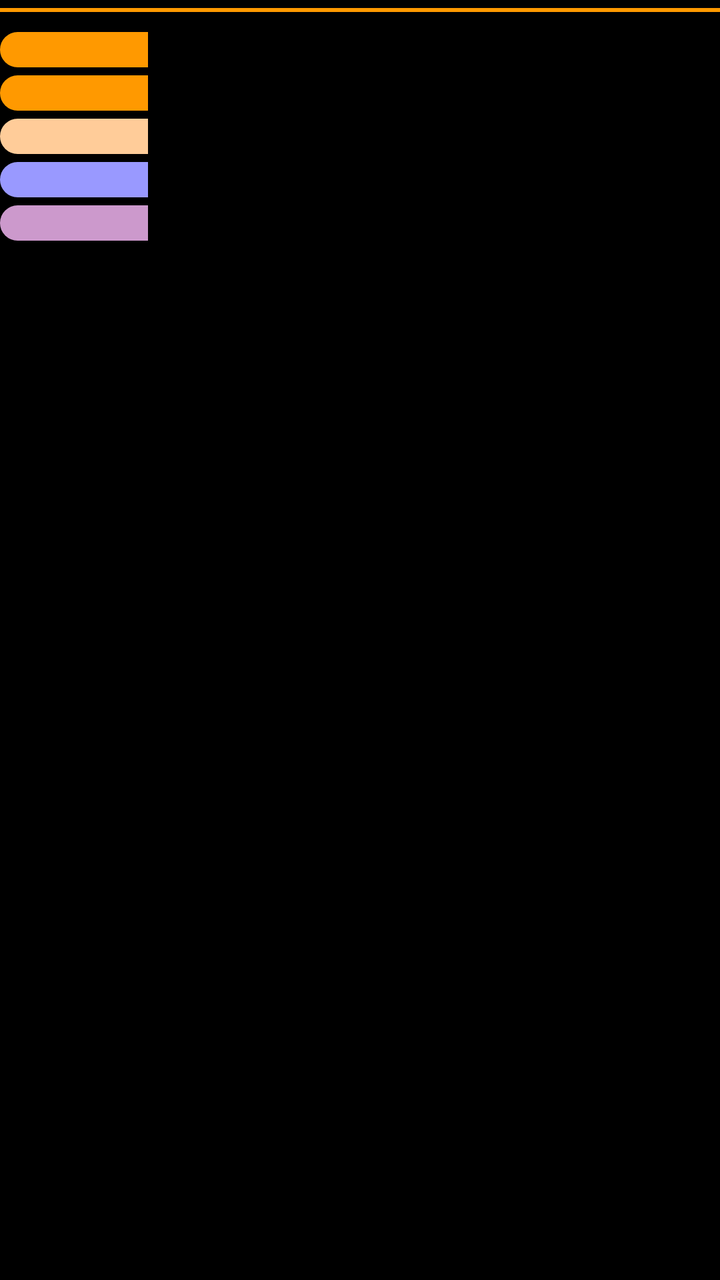
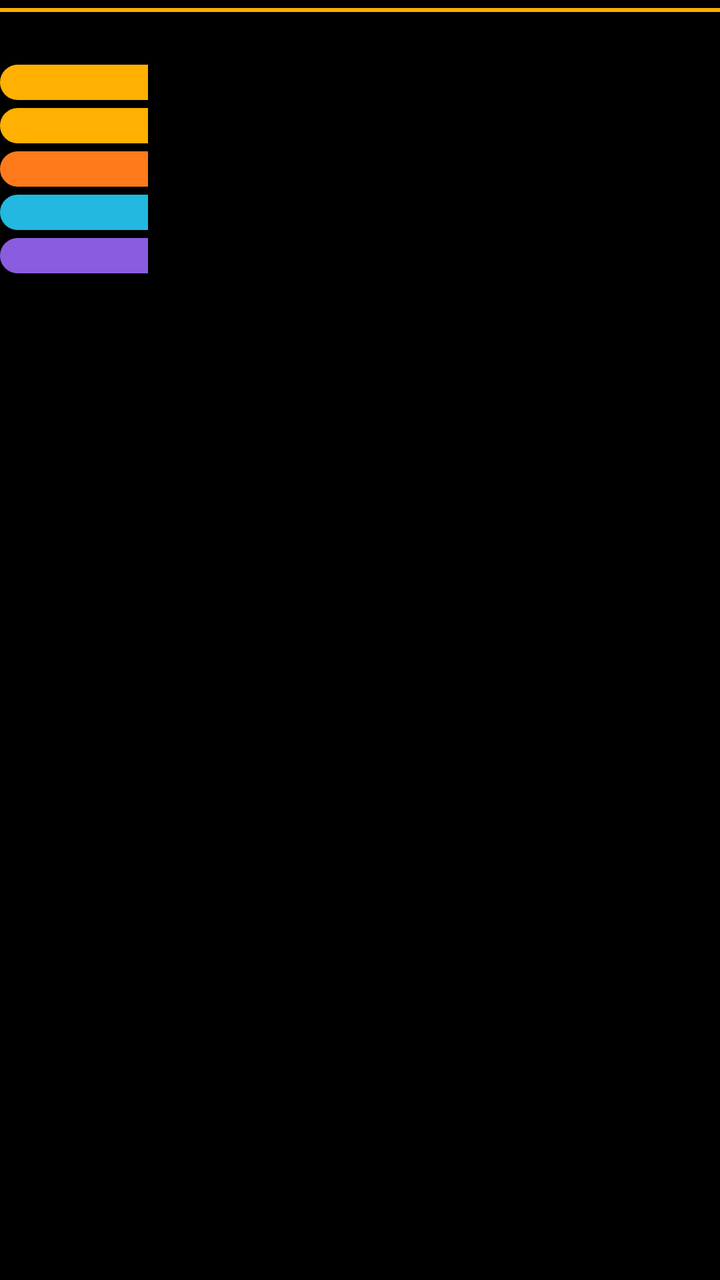

Screens rendered from an Android XML layout before and after an edit, with the pre-edit source and the edit as a unified diff.
<!-- AndroidManifest.xml: application theme Theme.Pulse -->
<!-- res/layout/notification_lcars_big.xml -->
<?xml version="1.0" encoding="utf-8"?>
<LinearLayout xmlns:android="http://schemas.android.com/apk/res/android"
    android:id="@+id/lcars_big_root"
    android:layout_width="match_parent"
    android:layout_height="wrap_content"
    android:orientation="vertical"
    android:paddingTop="4dp"
    android:paddingBottom="4dp">

    
    <ImageView
        android:id="@+id/lcars_rule"
        android:layout_width="match_parent"
        android:layout_height="2dp"
        android:layout_marginBottom="6dp"
        android:importantForAccessibility="no"
        android:background="@color/lcars_row_news" />

    <LinearLayout
        android:id="@+id/lcars_row1"
        android:layout_width="match_parent"
        android:layout_height="wrap_content"
        android:orientation="horizontal"
        android:gravity="center_vertical"
        android:layout_marginTop="4dp">
        <TextView
            android:id="@+id/lcars_row1_tag"
            android:layout_width="74dp"
            android:layout_height="wrap_content"
            android:gravity="center"
            android:paddingTop="2dp"
            android:paddingBottom="2dp"
            android:maxLines="1"
            android:textColor="#000000"
            android:textStyle="bold"
            android:textSize="10sp"
            android:letterSpacing="0.08"
            android:background="@drawable/lcars_tag_news" />
        <TextView
            android:id="@+id/lcars_row1_text"
            android:layout_width="0dp"
            android:layout_height="wrap_content"
            android:layout_weight="1"
            android:layout_marginStart="8dp"
            android:maxLines="2"
            android:ellipsize="end"
            android:textSize="12sp"
            android:textAppearance="@style/TextAppearance.Compat.Notification" />
    </LinearLayout>

    <LinearLayout
        android:id="@+id/lcars_row2"
        android:layout_width="match_parent"
        android:layout_height="wrap_content"
        android:orientation="horizontal"
        android:gravity="center_vertical"
        android:layout_marginTop="4dp">
        <TextView
            android:id="@+id/lcars_row2_tag"
            android:layout_width="74dp"
            android:layout_height="wrap_content"
            android:gravity="center"
            android:paddingTop="2dp"
            android:paddingBottom="2dp"
            android:maxLines="1"
            android:textColor="#000000"
            android:textStyle="bold"
            android:textSize="10sp"
            android:letterSpacing="0.08"
            android:background="@drawable/lcars_tag_news" />
        <TextView
            android:id="@+id/lcars_row2_text"
            android:layout_width="0dp"
            android:layout_height="wrap_content"
            android:layout_weight="1"
            android:layout_marginStart="8dp"
            android:maxLines="2"
            android:ellipsize="end"
            android:textSize="12sp"
            android:textAppearance="@style/TextAppearance.Compat.Notification" />
    </LinearLayout>

    <LinearLayout
        android:id="@+id/lcars_row3"
        android:layout_width="match_parent"
        android:layout_height="wrap_content"
        android:orientation="horizontal"
        android:gravity="center_vertical"
        android:layout_marginTop="4dp">
        <TextView
            android:id="@+id/lcars_row3_tag"
            android:layout_width="74dp"
            android:layout_height="wrap_content"
            android:gravity="center"
            android:paddingTop="2dp"
            android:paddingBottom="2dp"
            android:maxLines="1"
            android:textColor="#000000"
            android:textStyle="bold"
            android:textSize="10sp"
            android:letterSpacing="0.08"
            android:background="@drawable/lcars_tag_markets" />
        <TextView
            android:id="@+id/lcars_row3_text"
            android:layout_width="0dp"
            android:layout_height="wrap_content"
            android:layout_weight="1"
            android:layout_marginStart="8dp"
            android:maxLines="2"
            android:ellipsize="end"
            android:textSize="12sp"
            android:textAppearance="@style/TextAppearance.Compat.Notification" />
    </LinearLayout>

    <LinearLayout
        android:id="@+id/lcars_row4"
        android:layout_width="match_parent"
        android:layout_height="wrap_content"
        android:orientation="horizontal"
        android:gravity="center_vertical"
        android:layout_marginTop="4dp">
        <TextView
            android:id="@+id/lcars_row4_tag"
            android:layout_width="74dp"
            android:layout_height="wrap_content"
            android:gravity="center"
            android:paddingTop="2dp"
            android:paddingBottom="2dp"
            android:maxLines="1"
            android:textColor="#000000"
            android:textStyle="bold"
            android:textSize="10sp"
            android:letterSpacing="0.08"
            android:background="@drawable/lcars_tag_weather" />
        <TextView
            android:id="@+id/lcars_row4_text"
            android:layout_width="0dp"
            android:layout_height="wrap_content"
            android:layout_weight="1"
            android:layout_marginStart="8dp"
            android:maxLines="2"
            android:ellipsize="end"
            android:textSize="12sp"
            android:textAppearance="@style/TextAppearance.Compat.Notification" />
    </LinearLayout>

    <LinearLayout
        android:id="@+id/lcars_row5"
        android:layout_width="match_parent"
        android:layout_height="wrap_content"
        android:orientation="horizontal"
        android:gravity="center_vertical"
        android:layout_marginTop="4dp">
        <TextView
            android:id="@+id/lcars_row5_tag"
            android:layout_width="74dp"
            android:layout_height="wrap_content"
            android:gravity="center"
            android:paddingTop="2dp"
            android:paddingBottom="2dp"
            android:maxLines="1"
            android:textColor="#000000"
            android:textStyle="bold"
            android:textSize="10sp"
            android:letterSpacing="0.08"
            android:background="@drawable/lcars_tag_agenda" />
        <TextView
            android:id="@+id/lcars_row5_text"
            android:layout_width="0dp"
            android:layout_height="wrap_content"
            android:layout_weight="1"
            android:layout_marginStart="8dp"
            android:maxLines="2"
            android:ellipsize="end"
            android:textSize="12sp"
            android:textAppearance="@style/TextAppearance.Compat.Notification" />
    </LinearLayout>
</LinearLayout>
<!-- resources referenced by this layout -->
<resources>
  <color name="lcars_row_news">#FF9900</color>
  <!-- drawable lcars_tag_agenda (drawable) -->
  <?xml version="1.0" encoding="utf-8"?>
  <shape xmlns:android="http://schemas.android.com/apk/res/android" android:shape="rectangle">
      <solid android:color="@color/lcars_row_agenda" />
      <corners android:topLeftRadius="9dp" android:bottomLeftRadius="9dp" />
  </shape>
  <!-- drawable lcars_tag_markets (drawable) -->
  <?xml version="1.0" encoding="utf-8"?>
  <shape xmlns:android="http://schemas.android.com/apk/res/android" android:shape="rectangle">
      <solid android:color="@color/lcars_row_markets" />
      <corners android:topLeftRadius="9dp" android:bottomLeftRadius="9dp" />
  </shape>
  <!-- drawable lcars_tag_news (drawable) -->
  <?xml version="1.0" encoding="utf-8"?>
  <shape xmlns:android="http://schemas.android.com/apk/res/android" android:shape="rectangle">
      <solid android:color="@color/lcars_row_news" />
      <corners android:topLeftRadius="9dp" android:bottomLeftRadius="9dp" />
  </shape>
  <!-- drawable lcars_tag_weather (drawable) -->
  <?xml version="1.0" encoding="utf-8"?>
  <shape xmlns:android="http://schemas.android.com/apk/res/android" android:shape="rectangle">
      <solid android:color="@color/lcars_row_weather" />
      <corners android:topLeftRadius="9dp" android:bottomLeftRadius="9dp" />
  </shape>
  <style name="Theme.Pulse" parent="android:Theme.Material.NoActionBar">
          <item name="android:statusBarColor">@android:color/transparent</item>
          <item name="android:navigationBarColor">@android:color/transparent</item>
          <item name="android:windowLightStatusBar">false</item>
          <item name="android:windowLightNavigationBar" tools:targetApi="o_mr1">false</item>
          <item name="android:windowLayoutInDisplayCutoutMode" tools:targetApi="p">shortEdges</item>
          <item name="android:windowBackground">@color/nw_void</item>
      </style>
  <color name="lcars_row_agenda">#CC99CC</color>
  <color name="lcars_row_markets">#FFCC99</color>
  <color name="lcars_row_weather">#9999FF</color>
  <color name="nw_void">#000000</color>
</resources>

<!-- the commit's change to res/layout/notification_lcars_big.xml (unified diff, before → after) -->
@@ -15,6 +15,18 @@
         android:layout_marginBottom="6dp"
         android:importantForAccessibility="no"
         android:background="@color/lcars_row_news" />
+
+    
+    <TextView
+        android:id="@+id/lcars_stardate"
+        android:layout_width="match_parent"
+        android:layout_height="wrap_content"
+        android:layout_marginBottom="4dp"
+        android:maxLines="1"
+        android:ellipsize="end"
+        android:textSize="9sp"
+        android:letterSpacing="0.12"
+        android:textAppearance="@style/TextAppearance.Compat.Notification.Info" />
 
     <LinearLayout
         android:id="@+id/lcars_row1"
<!-- resource entries referenced after the edit -->
@@ -1,6 +1,6 @@
 <!-- resources referenced by this layout -->
 <resources>
-  <color name="lcars_row_news">#FF9900</color>
+  <color name="lcars_row_news">#FFB000</color>
   <!-- drawable lcars_tag_agenda (drawable) -->
   <?xml version="1.0" encoding="utf-8"?>
   <shape xmlns:android="http://schemas.android.com/apk/res/android" android:shape="rectangle">
@@ -33,9 +33,9 @@
           <item name="android:windowLayoutInDisplayCutoutMode" tools:targetApi="p">shortEdges</item>
           <item name="android:windowBackground">@color/nw_void</item>
       </style>
-  <color name="lcars_row_agenda">#CC99CC</color>
-  <color name="lcars_row_markets">#FFCC99</color>
-  <color name="lcars_row_weather">#9999FF</color>
+  <color name="lcars_row_agenda">#8A5CE0</color>
+  <color name="lcars_row_markets">#FF7A1A</color>
+  <color name="lcars_row_weather">#22B8E0</color>
   <color name="nw_void">#000000</color>
 </resources>
 
